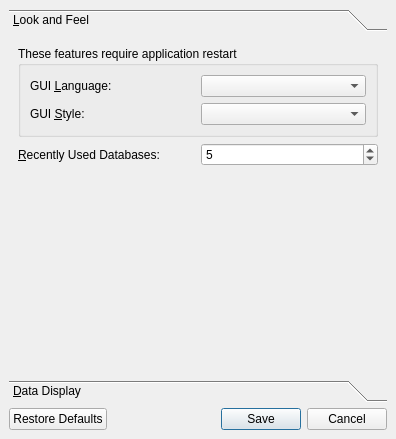
Qt form Sqliteman/sqliteman/preferencesdialog.ui (iamkjg/sqliteman) before a commit.
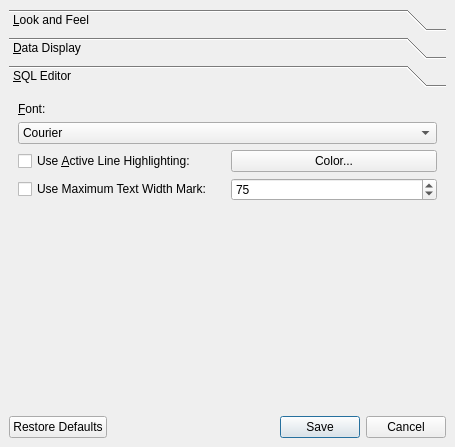
The same form after that commit. The open tabs and pages were chosen to show the change.

The edit to the form file:
```diff
--- a/Sqliteman/sqliteman/preferencesdialog.ui
+++ b/Sqliteman/sqliteman/preferencesdialog.ui
@@ -5,8 +5,8 @@
    <rect>
     <x>0</x>
     <y>0</y>
-    <width>396</width>
-    <height>439</height>
+    <width>455</width>
+    <height>447</height>
    </rect>
   </property>
   <property name="windowTitle" >
@@ -29,8 +29,8 @@
        <rect>
         <x>0</x>
         <y>0</y>
-        <width>378</width>
-        <height>308</height>
+        <width>437</width>
+        <height>279</height>
        </rect>
       </property>
       <attribute name="label" >
@@ -284,6 +284,86 @@
        </item>
       </layout>
      </widget>
+     <widget class="QWidget" name="page_3" >
+      <attribute name="label" >
+       <string>&amp;SQL Editor</string>
+      </attribute>
+      <layout class="QGridLayout" >
+       <property name="margin" >
+        <number>9</number>
+       </property>
+       <property name="spacing" >
+        <number>6</number>
+       </property>
+       <item row="1" column="0" colspan="2" >
+        <widget class="QFontComboBox" name="fontComboBox" >
+         <property name="editable" >
+          <bool>false</bool>
+         </property>
+         <property name="fontFilters" >
+          <set>QFontComboBox::MonospacedFonts</set>
+         </property>
+        </widget>
+       </item>
+       <item row="4" column="0" >
+        <spacer>
+         <property name="orientation" >
+          <enum>Qt::Vertical</enum>
+         </property>
+         <property name="sizeHint" >
+          <size>
+           <width>20</width>
+           <height>40</height>
+          </size>
+         </property>
+        </spacer>
+       </item>
+       <item row="0" column="0" >
+        <widget class="QLabel" name="label_5" >
+         <property name="text" >
+          <string>&amp;Font:</string>
+         </property>
+         <property name="buddy" >
+          <cstring>fontComboBox</cstring>
+         </property>
+        </widget>
+       </item>
+       <item row="3" column="0" >
+        <widget class="QCheckBox" name="useTextWidthMarkCheckBox" >
+         <property name="text" >
+          <string>Use Maximum Text Width Mark:</string>
+         </property>
+        </widget>
+       </item>
+       <item row="2" column="0" >
+        <widget class="QCheckBox" name="useActiveHighlightCheckBox" >
+         <property name="text" >
+          <string>Use &amp;Active Line Highlighting:</string>
+         </property>
+        </widget>
+       </item>
+       <item row="2" column="1" >
+        <widget class="QPushButton" name="activeHighlightButton" >
+         <property name="text" >
+          <string>Color...</string>
+         </property>
+        </widget>
+       </item>
+       <item row="3" column="1" >
+        <widget class="QSpinBox" name="textWidthMarkSpinBox" >
+         <property name="maximum" >
+          <number>139</number>
+         </property>
+         <property name="minimum" >
+          <number>1</number>
+         </property>
+         <property name="value" >
+          <number>75</number>
+         </property>
+        </widget>
+       </item>
+      </layout>
+     </widget>
     </widget>
    </item>
    <item row="1" column="0" >
```
Left out of the diff: 12 changed lines with no effect on the pictures.
